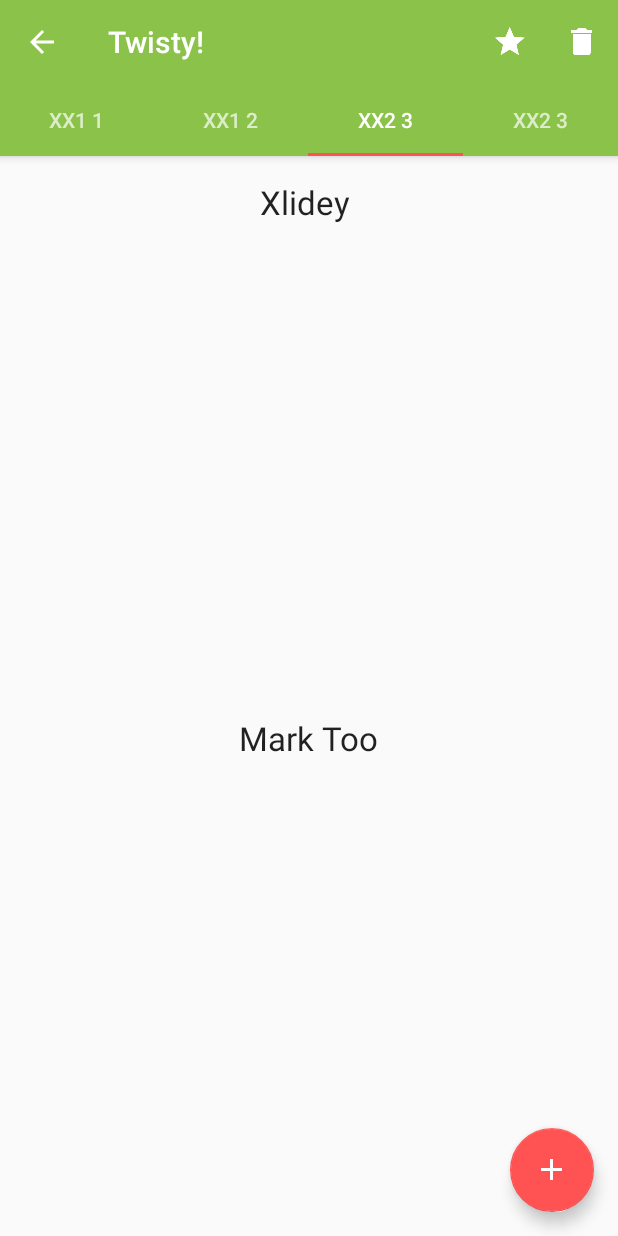
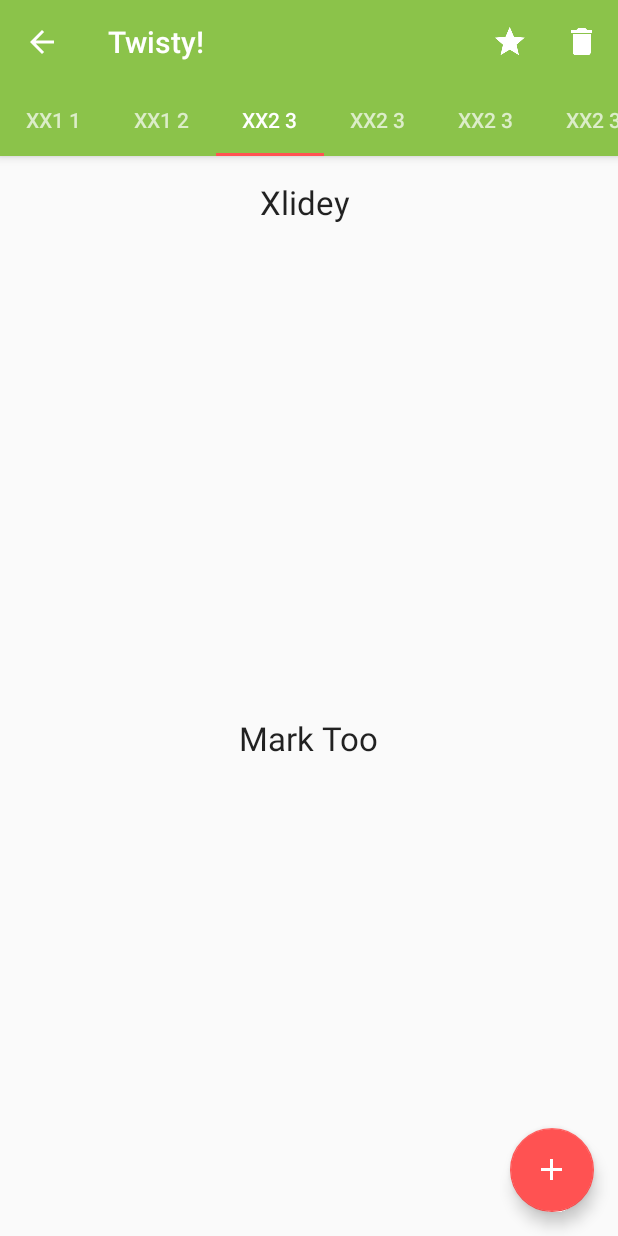
Before and after one commit to maiatoday/Minotaur, an Android app: the TwistyActivity screen opened directly, with no data from a screen before it, tab 3 chosen, on a phone screen of 412 x 824 dp. Run offline under Robolectric (Android 15) with nearby library versions, the phone set to English and light mode, and no system bars.

Commit message:
Make the tabs scrollable

```diff
--- a/app/src/main/java/net/maiatoday/minotaur/ui/activity/TwistyActivity.java
+++ b/app/src/main/java/net/maiatoday/minotaur/ui/activity/TwistyActivity.java
@@ -13,7 +13,6 @@ import android.support.v4.view.ViewPager;
 import android.support.v7.app.ActionBar;
 import android.support.v7.app.AppCompatActivity;
 import android.support.v7.widget.Toolbar;
-import android.util.Log;
 import android.view.Menu;
 import android.view.MenuItem;
 import android.view.View;
@@ -112,18 +111,21 @@ public class TwistyActivity extends AppCompatActivity implements OnTwistyInterac
                 adapter.addFragment(Xlidey1Fragment.newInstance("XX 2", "zz"), "XX1 2");
                 adapter.addFragment(Xlidey2Fragment.newInstance("XX 3", "zz"), "XX2 3");
                 adapter.addFragment(Xlidey2Fragment.newInstance("XX 3", "zz"), "XX2 3");
+                adapter.addFragment(Xlidey2Fragment.newInstance("XX 3", "zz"), "XX2 3");
+                adapter.addFragment(Xlidey2Fragment.newInstance("XX 3", "zz"), "XX2 3");
+                adapter.addFragment(Xlidey2Fragment.newInstance("XX 3", "zz"), "XX2 3");
                 viewPager.setAdapter(adapter);
                 break;
         }
         //TODO how to remove listener
-        viewPager.addOnPageChangeListener(new ViewPager.SimpleOnPageChangeListener() {
-            @Override
-            public void onPageSelected(int position) {
-                super.onPageSelected(position);
-                Log.d(LOG_TAG, "Page selected position " + position);
-                //TODO set the current room here
-            }
-        });
+//        viewPager.addOnPageChangeListener(new ViewPager.SimpleOnPageChangeListener() {
+//            @Override
+//            public void onPageSelected(int position) {
+//                super.onPageSelected(position);
+//                Log.d(LOG_TAG, "Page selected position " + position);
+//                //TODO set the current room here
+//            }
+//        });
     }
 
     @Override
--- a/app/src/main/res/layout/include_list_viewpager.xml
+++ b/app/src/main/res/layout/include_list_viewpager.xml
@@ -23,7 +23,8 @@
         <android.support.design.widget.TabLayout
             android:id="@+id/tabs"
             android:layout_width="match_parent"
-            android:layout_height="wrap_content" />
+            android:layout_height="wrap_content"
+            app:tabMode="scrollable"/>
 
     </android.support.design.widget.AppBarLayout>
 
```
